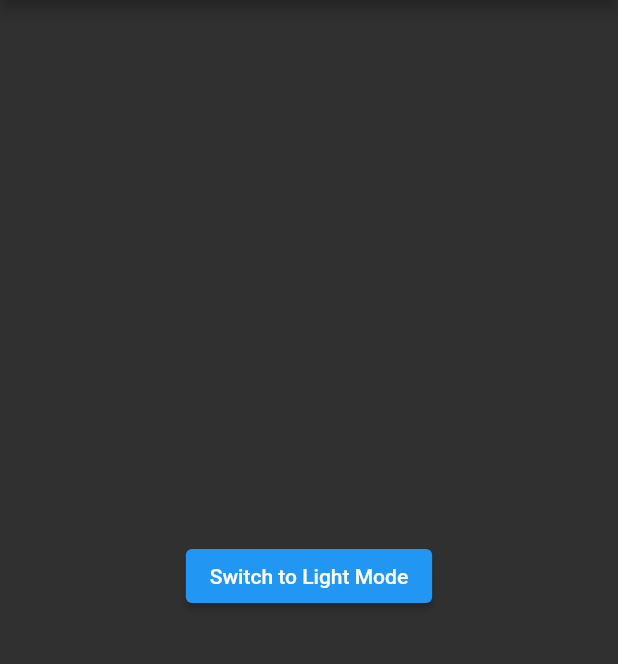
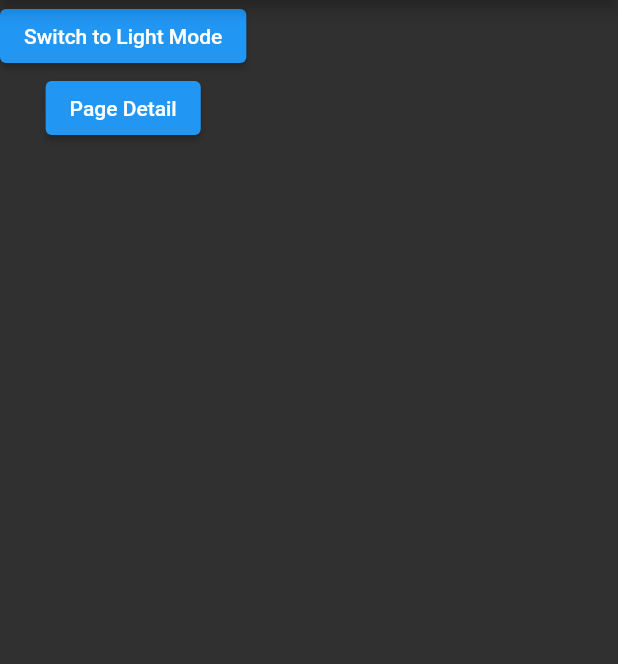
Before and after one commit to nguyenhuutu270402/flutter_theme-mode, a Flutter app: the screen it shows after launch, on a phone screen of 412 x 824 dp, the part 84-748 px from its top. Run offline on Flutter 3.47's test engine with Material 2 defaults, Android fonts, the phone set to English and light mode, and no system bars.

Commit message:
update 2

```diff
--- a/lib/screen/home_page.dart
+++ b/lib/screen/home_page.dart
@@ -1,5 +1,6 @@
 import 'package:flutter/material.dart';
 import 'package:my_app/provider/theme_model.dart';
+import 'package:my_app/screen/detail_page.dart';
 import 'package:provider/provider.dart';
 
 class HomePage extends StatelessWidget {
@@ -9,8 +10,9 @@ class HomePage extends StatelessWidget {
       appBar: AppBar(
         title: Text('Flutter Dark Mode'),
       ),
-      body: Center(
-        child: Consumer<ThemeModel>(
+      body: Column(
+        children: [
+          Consumer<ThemeModel>(
             builder: (context, themeModel, _) => ElevatedButton(
               onPressed: () => themeModel.toggleTheme(),
               child: Text(
@@ -20,6 +22,15 @@ class HomePage extends StatelessWidget {
               ),
             ),
           ),
+          ElevatedButton(
+            onPressed: () {
+              Navigator.of(context).push(MaterialPageRoute(
+                builder: (context) => DetailPgae(),
+              ));
+            },
+            child: Text("Page Detail"),
+          ),
+        ],
       ),
     );
   }
```
Also changed, not shown: lib/screen/detail_page.dart (added, +23 -0 lines). Lines whose indentation alone changed are shown as unchanged.
